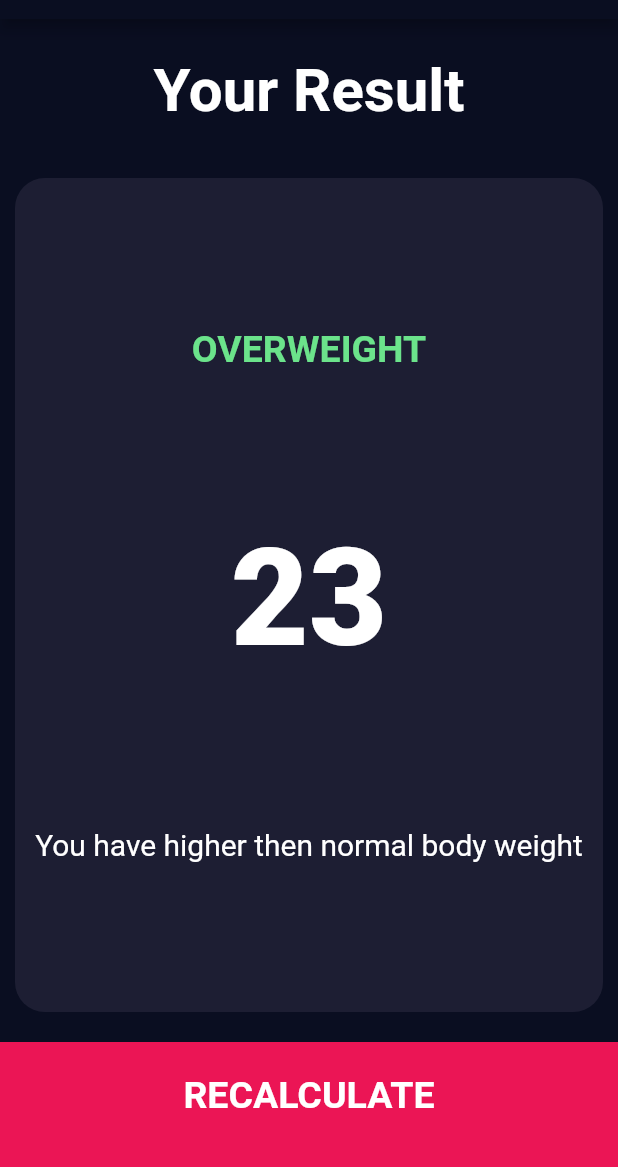
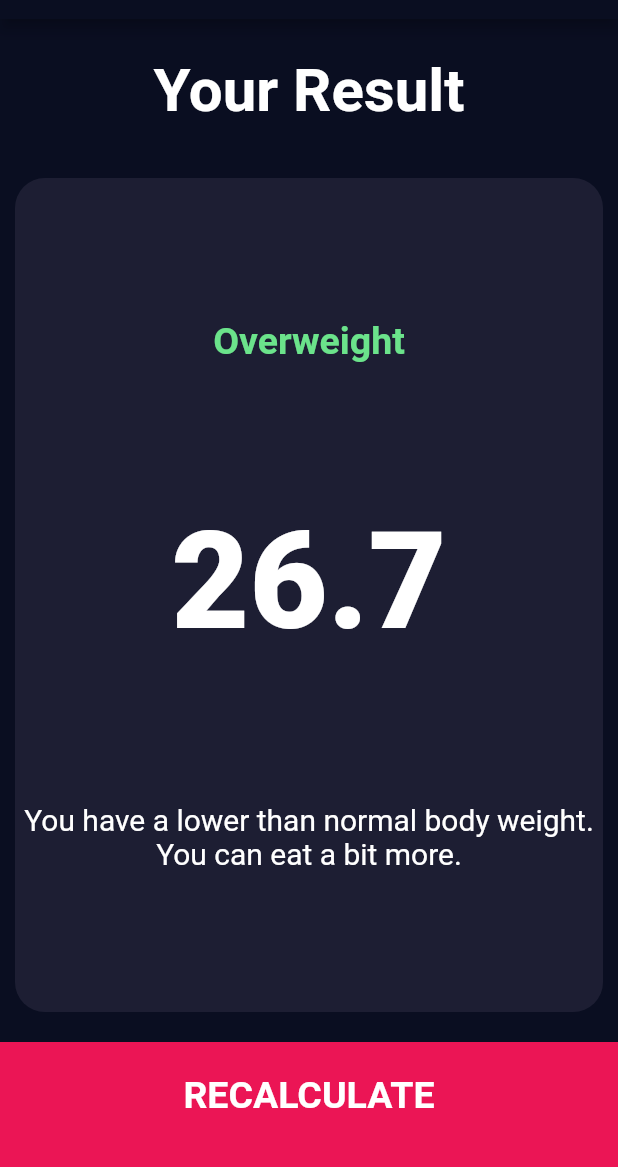
Before and after one commit to jijuthomas98/bmi_calculator, a Flutter app: the screen it shows after launch, after a tap on "CALCULATE", on a phone screen of 412 x 824 dp, the part 65-1232 px from its top. Run offline on Flutter 3.47's test engine with Material 2 defaults, Android fonts, the phone set to English and light mode, and no system bars; our stand-ins replace font_awesome_flutter.

Commit message:
Result page create, Project completed

```diff
--- /dev/null
+++ b/lib/calculator_brain.dart
@@ -0,0 +1,34 @@
+import 'dart:math';
+
+class CalculatorBrain {
+  CalculatorBrain({this.weight, this.height});
+  final height;
+  final weight;
+
+  double _bmi = 0;
+  String calculateBMI() {
+    _bmi = weight / pow(height / 100, 2);
+
+    return _bmi.toStringAsFixed(1);
+  }
+
+  String resultBMIFitness() {
+    if (_bmi >= 25) {
+      return 'Overweight';
+    } else if (_bmi > 18.5) {
+      return 'Normal';
+    } else {
+      return 'Underweight';
+    }
+  }
+
+  String getBMIInterpretation() {
+    if (_bmi >= 25) {
+      return 'You have a higher than normal body weight. Try to exercise more.';
+    } else if (_bmi >= 18.5) {
+      return 'You have a normal body weight. Good job!';
+    } else {
+      return 'You have a lower than normal body weight. You can eat a bit more.';
+    }
+  }
+}
--- a/lib/screens/inputPage.dart
+++ b/lib/screens/inputPage.dart
@@ -6,6 +6,7 @@ import 'package:font_awesome_flutter/font_awesome_flutter.dart';
 import 'package:bmicalculator/components/icon_content.dart';
 import 'package:bmicalculator/components/round_action_button.dart';
 import 'package:bmicalculator/components/bottom_bar.dart';
+import 'package:bmicalculator/calculator_brain.dart';
 
 enum Gender {
   male,
@@ -223,8 +224,19 @@ class _InputPageState extends State<InputPage> {
           BottomBar(
             barText: 'CALCULATE',
             onPush: () {
-              Navigator.push(context,
-                  MaterialPageRoute(builder: (context) => ResultPage()));
+              CalculatorBrain calulate =
+                  CalculatorBrain(height: height, weight: weight);
+
+              Navigator.push(
+                context,
+                MaterialPageRoute(
+                  builder: (context) => ResultPage(
+                    bmiInterpretation: calulate.getBMIInterpretation(),
+                    bmiResult: calulate.calculateBMI(),
+                    bmiFitnessResult: calulate.resultBMIFitness(),
+                  ),
+                ),
+              );
             },
           ),
         ],
--- a/lib/screens/result_page.dart
+++ b/lib/screens/result_page.dart
@@ -4,6 +4,11 @@ import 'package:bmicalculator/components/reusebleCard.dart';
 import 'package:bmicalculator/components/bottom_bar.dart';
 
 class ResultPage extends StatelessWidget {
+  ResultPage({this.bmiFitnessResult, this.bmiInterpretation, this.bmiResult});
+
+  final String bmiResult;
+  final String bmiFitnessResult;
+  final String bmiInterpretation;
   @override
   Widget build(BuildContext context) {
     return Scaffold(
@@ -31,15 +36,16 @@ class ResultPage extends StatelessWidget {
                 crossAxisAlignment: CrossAxisAlignment.center,
                 children: <Widget>[
                   Text(
-                    'OVERWEIGHT',
+                    bmiFitnessResult,
                     style: kFitnessResultTextStyle,
                   ),
                   Text(
-                    '23',
+                    bmiResult,
                     style: kBMIIndexTextStyle,
                   ),
                   Text(
-                    'You have higher then normal body weight',
+                    bmiInterpretation,
+                    textAlign: TextAlign.center,
                     style: kBMIResultTextStyle,
                   ),
                 ],
```
